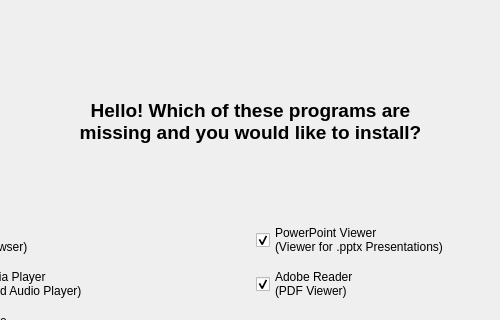
First picture: the form in ui/install_dialog.ui, repository Atrate/qSchoolHelper, before the edit; both pictures show x 100 to 600 and y 0 to 320 of the 700 by 500 pixel window.
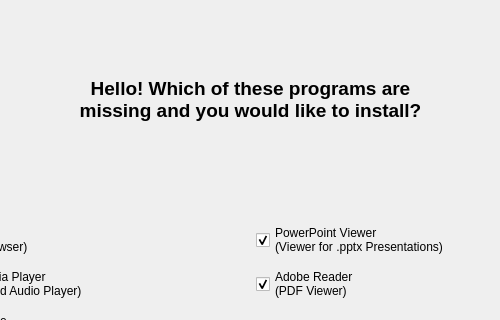
Second picture: the form after the edit.

Commit message: Put UI elements into top-level grid layouts

What changed in the file:
```diff
--- a/ui/install_dialog.ui
+++ b/ui/install_dialog.ui
@@ -73,7 +73,9 @@
       </property>
       <property name="text">
        <string>Hello! Which of these programs are
-missing and you would like to install?</string>
+missing and you would like to install?
+
+</string>
       </property>
       <property name="alignment">
        <set>Qt::AlignCenter</set>
```
The commit also changes 4 other files.
